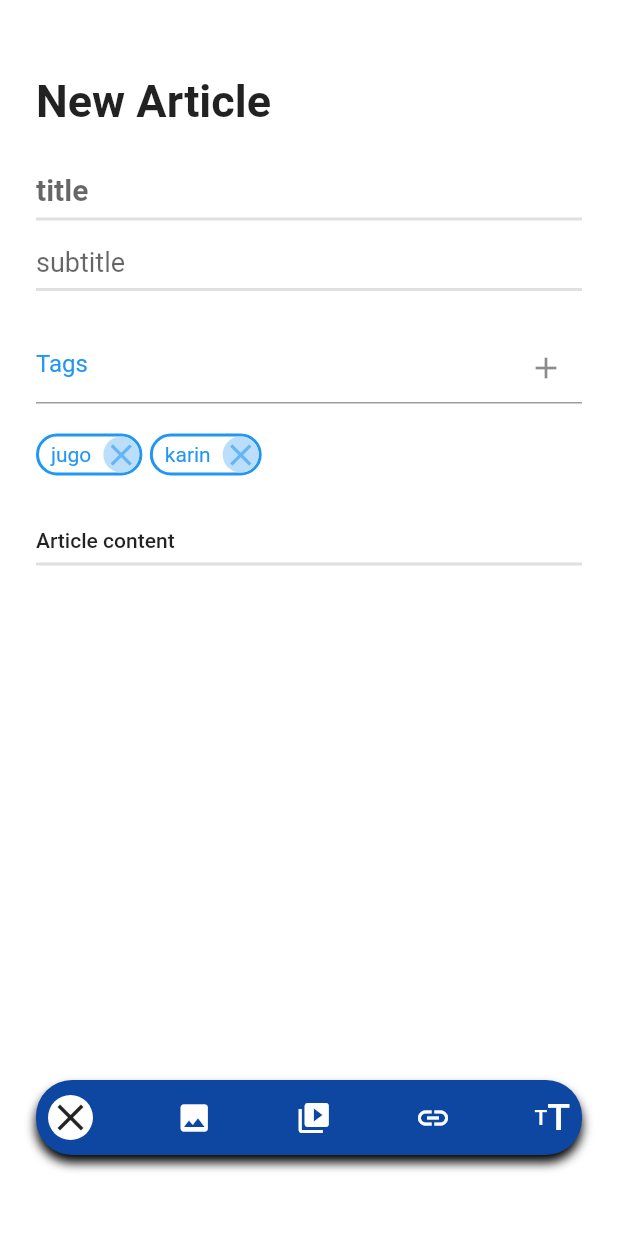
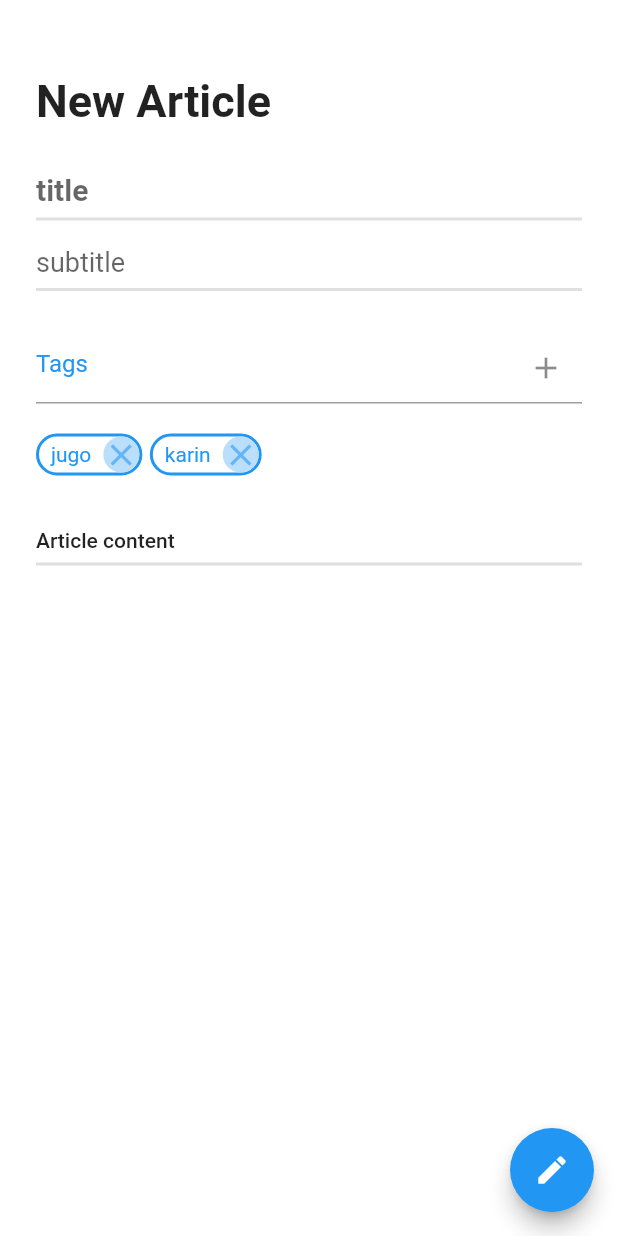
Before and after one commit to josh4500/blog-app, a Flutter app: the screen it shows after launch, after a tap on the "close" icon, on a phone screen of 412 x 824 dp. Run offline on Flutter 3.47's test engine with Material 2 defaults, Android fonts, the phone set to English and light mode, and no system bars; missing offline and left inert: sign_button, status_view.

Commit message:
add expandable FAB for article action buttons

```diff
--- a/lib/ui/screens/article/new_article.dart
+++ b/lib/ui/screens/article/new_article.dart
@@ -1,4 +1,6 @@
+import 'package:blog_app/ui/widget/article/article_action_button.dart';
 import 'package:blog_app/ui/widget/article/article_tags.dart';
+import 'package:blog_app/ui/widget/article/expandable_fab.dart';
 import 'package:flutter/material.dart';
 
 class NewArticleScreen extends StatefulWidget {
@@ -11,6 +13,7 @@ class NewArticleScreen extends StatefulWidget {
 class _NewArticleScreenState extends State<NewArticleScreen> {
   final List<String> _tagList = ['suigetsu', 'jugo', 'karin'];
   late TextEditingController _tagController;
+  bool isExpanded = false;
 
   @override
   void initState() {
@@ -94,70 +97,115 @@ class _NewArticleScreenState extends State<NewArticleScreen> {
                 ],
               ),
             ),
-            Align(
-              alignment: Alignment.bottomCenter,
-              child: Container(
-                margin: const EdgeInsets.only(bottom: 30),
-                padding: const EdgeInsets.all(8),
-                width: double.maxFinite,
-                height: 50,
-                decoration: BoxDecoration(
-                    color: Colors.blue.shade900,
-                    borderRadius: BorderRadius.circular(24),
-                    boxShadow: const [
-                      BoxShadow(
-                        blurRadius: 5,
-                        offset: Offset(0, 5),
-                      ),
-                    ],),
-                child: Row(
-                  mainAxisAlignment: MainAxisAlignment.spaceBetween,
-                  children: [
-                    Container(
-                      decoration: const BoxDecoration(
-                        color: Colors.white,
-                        shape: BoxShape.circle,
-                      ),
-                      child: const Icon(
-                        Icons.close,
-                        size: 30,
-                      ),
-                    ),
-                    const Icon(
-                      Icons.image,
-                      color: Colors.white,
-                    ),
-                    const Icon(
-                      Icons.video_library,
-                      color: Colors.white,
-                    ),
-                    const Icon(
-                      Icons.link,
-                      color: Colors.white,
-                    ),
-                    Row(
-                      children: const [
-                        Text(
-                          'T',
-                          style: TextStyle(
-                              color: Colors.white, fontWeight: FontWeight.w500),
-                        ),
-                        Text(
-                          'T',
-                          style: TextStyle(
-                            color: Colors.white,
-                            fontWeight: FontWeight.w500,
-                            fontSize: 25,
-                          ),
-                        ),
-                      ],
-                    )
-                  ],
-                ),
-              ),
-            )
+            // Align(
+            //   alignment:
+            //       isExpanded ? Alignment.bottomCenter : Alignment.bottomLeft,
+            //   child: AnimatedContainer(
+            //     duration: const Duration(),
+            //     margin: const EdgeInsets.only(bottom: 30),
+            //     padding: const EdgeInsets.all(8),
+            //     width: isExpanded ? double.maxFinite : 50,
+            //     height: 50,
+            //     decoration: BoxDecoration(
+            //       color: Colors.blue.shade900,
+            //       borderRadius: BorderRadius.circular(24),
+            //       boxShadow: [
+            //         BoxShadow(
+            //           color: Colors.black.withOpacity(0.3),
+            //           blurRadius: 5,
+            //           offset: const Offset(0, 5),
+            //         ),
+            //       ],
+            //     ),
+            //     child: Row(
+            //       mainAxisAlignment: MainAxisAlignment.spaceBetween,
+            //       children: [
+            //         GestureDetector(
+            //           onTap: () {
+            //             setState(() {
+            //               isExpanded = !isExpanded;
+            //             });
+            //           },
+            //           child: Container(
+            //             decoration: const BoxDecoration(
+            //               color: Colors.white,
+            //               shape: BoxShape.circle,
+            //             ),
+            //             child: const Icon(
+            //               Icons.close,
+            //               size: 30,
+            //             ),
+            //           ),
+            //         ),
+            //         Visibility(
+            //           visible: isExpanded,
+            //           child: const Icon(
+            //             Icons.image,
+            //             color: Colors.white,
+            //           ),
+            //         ),
+            //         Visibility(
+            //           visible: isExpanded,
+            //           child: const Icon(
+            //             Icons.video_library,
+            //             color: Colors.white,
+            //           ),
+            //         ),
+            //         Visibility(
+            //           visible: isExpanded,
+            //           child: const Icon(
+            //             Icons.link,
+            //             color: Colors.white,
+            //           ),
+            //         ),
+            //         Visibility(
+            //           visible: isExpanded,
+            //           child: Row(
+            //             children: const [
+            //               Text(
+            //                 'T',
+            //                 style: TextStyle(
+            //                     color: Colors.white,
+            //                     fontWeight: FontWeight.w500),
+            //               ),
+            //               Text(
+            //                 'T',
+            //                 style: TextStyle(
+            //                   color: Colors.white,
+            //                   fontWeight: FontWeight.w500,
+            //                   fontSize: 25,
+            //                 ),
+            //               ),
+            //             ],
+            //           ),
+            //         ),
+            //       ],
+            //     ),
+            //   ),
+            // ),
           ],
         ),
+      ),
+      floatingActionButton: ExpandableFab(
+        distance: 200.0,
+        children: [
+          ArticleActionButton(
+            onPressed: () {},
+            icon: const Icon(Icons.note),
+          ),
+          ArticleActionButton(
+            onPressed: () {},
+            icon: const Icon(Icons.insert_photo),
+          ),
+          ArticleActionButton(
+            onPressed: () {},
+            icon: const Icon(Icons.videocam),
+          ),
+          ArticleActionButton(
+            onPressed: () {},
+            icon: const Icon(Icons.insert_link),
+          ),
+        ],
       ),
     );
   }
--- /dev/null
+++ b/lib/ui/widget/article/article_action_button.dart
@@ -0,0 +1,27 @@
+import 'package:flutter/material.dart';
+
+class ArticleActionButton extends StatelessWidget {
+  final VoidCallback onPressed;
+  final Widget icon;
+  const ArticleActionButton(
+      {Key? key, required this.onPressed, required this.icon})
+      : super(key: key);
+
+  @override
+  Widget build(BuildContext context) {
+    final theme = Theme.of(context);
+    return Material(
+      shape: const CircleBorder(),
+      clipBehavior: Clip.antiAlias,
+      color: theme.accentColor,
+      elevation: 4.0,
+      child: IconTheme.merge(
+        data: theme.accentIconTheme,
+        child: IconButton(
+          onPressed: onPressed,
+          icon: icon,
+        ),
+      ),
+    );
+  }
+}
--- /dev/null
+++ b/lib/ui/widget/article/expandable_fab.dart
@@ -0,0 +1,148 @@
+import 'package:flutter/material.dart';
+
+import 'expanding_action_button.dart';
+
+class ExpandableFab extends StatefulWidget {
+  final bool? initialOpen;
+  final double distance;
+  final List<Widget> children;
+  const ExpandableFab(
+      {Key? key,
+      this.initialOpen,
+      required this.distance,
+      required this.children})
+      : super(key: key);
+
+  @override
+  _ExpandableFabState createState() => _ExpandableFabState();
+}
+
+class _ExpandableFabState extends State<ExpandableFab>
+    with SingleTickerProviderStateMixin {
+  bool _open = false;
+  late final AnimationController _animationController;
+  late final Animation<double> _expandedAnimation;
+
+  @override
+  void initState() {
+    super.initState();
+    _open = widget.initialOpen ?? false;
+    _animationController = AnimationController(
+      value: _open ? 1.0 : 0.0,
+      duration: const Duration(milliseconds: 250),
+      vsync: this,
+    );
+
+    _expandedAnimation = CurvedAnimation(
+      curve: Curves.fastOutSlowIn,
+      reverseCurve: Curves.easeOutQuad,
+      parent: _animationController,
+    );
+  }
+
+  @override
+  void dispose() {
+    _animationController.dispose();
+    super.dispose();
+  }
+
+  void _toggle() {
+    setState(
+      () {
+        _open = !_open;
+        if (_open) {
+          _animationController.forward();
+        } else {
+          _animationController.reverse();
+        }
+      },
+    );
+  }
+
+  @override
+  Widget build(BuildContext context) {
+    return SizedBox.expand(
+      child: Stack(
+        clipBehavior: Clip.none,
+        alignment: Alignment.bottomRight,
+        children: [
+          _tapToCloseFab(),
+          ..._expandingActionButtons(),
+          _tapToOpenFab(),
+        ],
+      ),
+    );
+  }
+
+  Widget _tapToCloseFab() {
+    return SizedBox(
+      width: 56,
+      height: 56,
+      child: Center(
+        child: Material(
+          shape: const CircleBorder(),
+          clipBehavior: Clip.antiAlias,
+          elevation: 4.0,
+          child: InkWell(
+            onTap: _toggle,
+            child: const Padding(
+              padding: EdgeInsets.all(8.0),
+              child: Icon(
+                Icons.close,
+                color: Colors.blue,
+              ),
+            ),
+          ),
+        ),
+      ),
+    );
+  }
+
+  Widget _tapToOpenFab() {
+    return IgnorePointer(
+      ignoring: _open,
+      child: AnimatedContainer(
+        transformAlignment: Alignment.center,
+        transform: Matrix4.diagonal3Values(
+          _open ? 0.7 : 1.0,
+          _open ? 0.7 : 1.0,
+          1.0,
+        ),
+        duration: const Duration(milliseconds: 250),
+        curve: const Interval(
+          0.0,
+          0.5,
+          curve: Curves.easeOut,
+        ),
+        child: AnimatedOpacity(
+          opacity: _open ? 0.0 : 1.0,
+          curve: const Interval(0.25, 1.0, curve: Curves.easeInOut),
+          duration: const Duration(milliseconds: 250),
+          child: FloatingActionButton(
+            onPressed: _toggle,
+            child: const Icon(Icons.create),
+          ),
+        ),
+      ),
+    );
+  }
+
+  List<Widget> _expandingActionButtons() {
+    final children = <Widget>[];
+    final count = widget.children.length;
+    final step = 90.0 / (count - 1);
+    for (var i = 0, angleInDegrees = 0.0;
+        i < count;
+        i++, angleInDegrees += step) {
+      children.add(
+        ExpandingActionButton(
+          directionInDegrees: angleInDegrees,
+          maxDistance: widget.distance,
+          progress: _expandedAnimation,
+          child: widget.children[i],
+        ),
+      );
+    }
+    return children;
+  }
+}
--- /dev/null
+++ b/lib/ui/widget/article/expanding_action_button.dart
@@ -0,0 +1,41 @@
+import 'package:flutter/material.dart';
+import 'dart:math' as math;
+
+class ExpandingActionButton extends StatelessWidget {
+  final double directionInDegrees;
+  final double maxDistance;
+  final Animation<double> progress;
+  final Widget child;
+  const ExpandingActionButton({
+    Key? key,
+    required this.directionInDegrees,
+    required this.maxDistance,
+    required this.progress,
+    required this.child,
+  }) : super(key: key);
+
+  @override
+  Widget build(BuildContext context) {
+    return AnimatedBuilder(
+      animation: progress,
+      builder: (BuildContext context, Widget? child) {
+        final offset = Offset.fromDirection(
+          directionInDegrees * (math.pi / 180.0),
+          progress.value * maxDistance,
+        );
+        return Positioned(
+          right: 4.0 + offset.dx,
+          bottom: 4.0 + offset.dy,
+          child: Transform.rotate(
+            angle: (1.0 - progress.value) * math.pi / 2,
+            child: child!,
+          ),
+        );
+      },
+      child: FadeTransition(
+        opacity: progress,
+        child: child,
+      ),
+    );
+  }
+}
```
